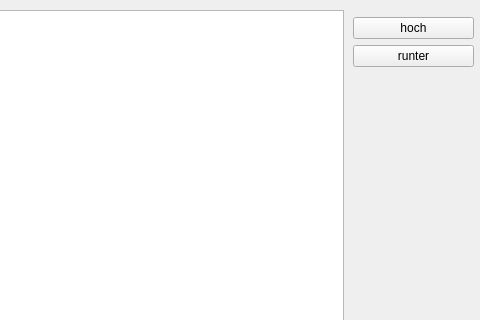
Old version of the form dialog_wkz.ui in the repository TischlerWilly/postprozessor; both pictures show x 417 to 897 and y 0 to 320 of the 897 by 523 pixel window.
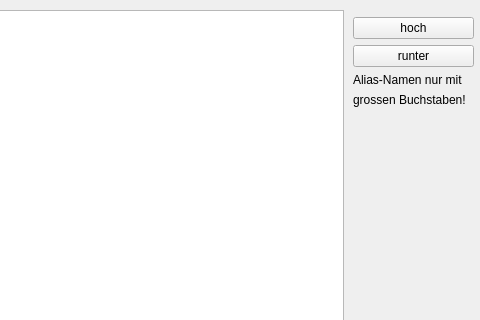
New version of the form.

Commit message: Bugfix Import Lochreihe

What changed in the file:
```diff
--- a/dialog_wkz.ui
+++ b/dialog_wkz.ui
@@ -70,7 +70,7 @@
     </item>
    </layout>
   </widget>
-  <widget class="QWidget" name="">
+  <widget class="QWidget" name="layoutWidget">
    <property name="geometry">
     <rect>
      <x>770</x>
@@ -100,6 +100,20 @@
       </property>
      </widget>
     </item>
+    <item>
+     <widget class="QLabel" name="label">
+      <property name="text">
+       <string>Alias-Namen nur mit</string>
+      </property>
+     </widget>
+    </item>
+    <item>
+     <widget class="QLabel" name="label_2">
+      <property name="text">
+       <string>grossen Buchstaben!</string>
+      </property>
+     </widget>
+    </item>
     <item>
      <spacer name="verticalSpacer">
       <property name="orientation">
```
The commit also changes 2 other files.
